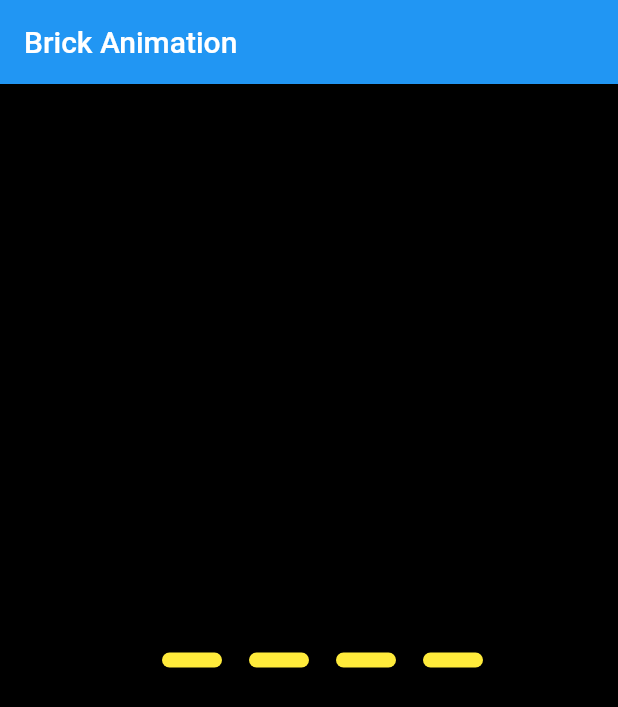
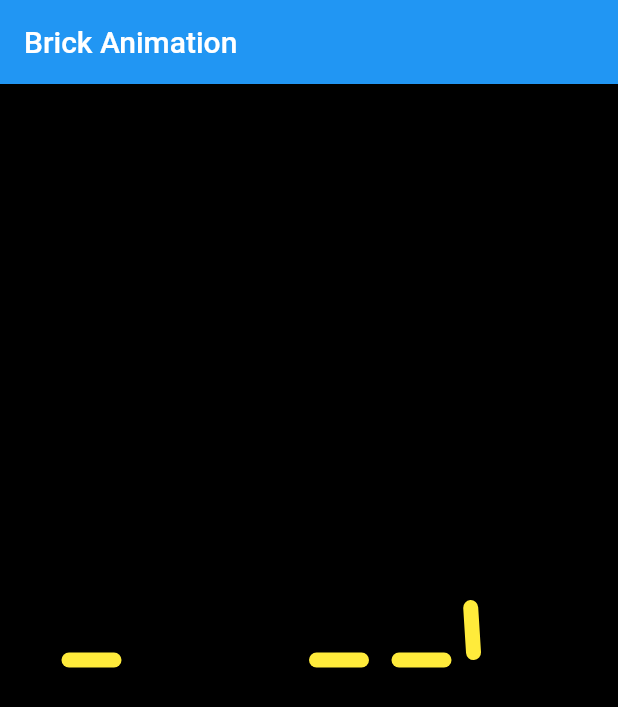
Before and after one commit to ajay1706/flutter-animations-3, a Flutter app: the screen it shows after launch, on a phone screen of 412 x 824 dp. Shown: the top 707 px of the screen. Run offline on Flutter 3.47's test engine with Material 2 defaults, Android fonts, the phone set to English and light mode, and no system bars.

Commit message:
adding the animations and centering the widgets

```diff
--- a/flutter_animations3/lib/brick.dart
+++ b/flutter_animations3/lib/brick.dart
@@ -1,4 +1,5 @@
 import 'package:flutter/material.dart';
+import 'dart:math' as math;
 
 
 class BrickPage extends StatefulWidget {
@@ -23,7 +24,10 @@ Tween tween;
      );
 
      tween = Tween( begin:0.0 , end: 1.0 );
+     animationController.repeat();
   }
+
+
 
 
 //Brick 1
@@ -81,6 +85,13 @@ curve: Interval(0.875, 1.0, curve: Curves.linear),
 parent: animationController
   ));
 
+
+@override
+  void dispose() {
+    // TODO: implement dispose
+    super.dispose();
+    animationController.dispose();
+  }
   @override
   Widget build(BuildContext context) {
     return Scaffold(
@@ -93,10 +104,10 @@ parent: animationController
           child: Row(
             mainAxisAlignment: MainAxisAlignment.center,
             children: <Widget>[
-              Brick(),
-              Brick(),
-              Brick(),
-              Brick()
+              AnimatedBrick(animations: [animOne,animTwo],controller: animationController,marginLeft: 15,alignment: Alignment.centerLeft),
+              AnimatedBrick(animations: [animThree,animEight],controller: animationController,marginLeft: 15,),
+              AnimatedBrick(animations: [animFour,animSeven],controller: animationController,marginLeft: 15,),
+              AnimatedBrick(animations: [animFive,animSix],controller: animationController,marginLeft: 15,),
             ],
           ),
 
@@ -104,6 +115,40 @@ parent: animationController
       ),
     );
   }
+}
+
+
+class AnimatedBrick extends AnimatedWidget{
+final AnimationController controller;
+final List<Animation> animations;
+final double marginLeft;
+final Alignment alignment;
+
+AnimatedBrick(  {
+Key key,
+this.controller,
+this.animations,
+this.marginLeft,
+this.alignment = Alignment.centerRight
+}) : super(key:key,listenable:controller);
+
+Matrix4 cloclWise(animation) => Matrix4.rotationZ(animation.value * math.pi*2.0 * 0.5);
+
+  @override
+  Widget build(BuildContext context) {
+
+    var firstTransformation;
+    firstTransformation = cloclWise(animations[0]);
+    // TODO: implement build
+    return Transform(
+      transform: firstTransformation,
+      alignment: alignment,
+
+      child: Brick(marginLeft: marginLeft,));
+  }
+
+
+
 }
 
 
```
